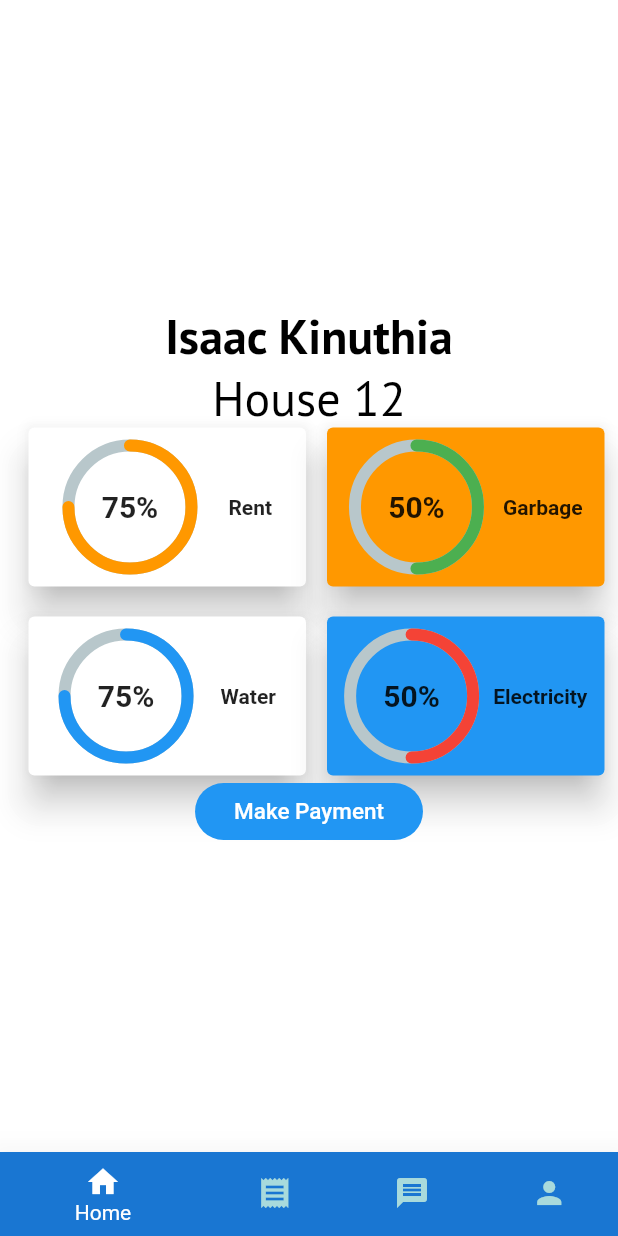
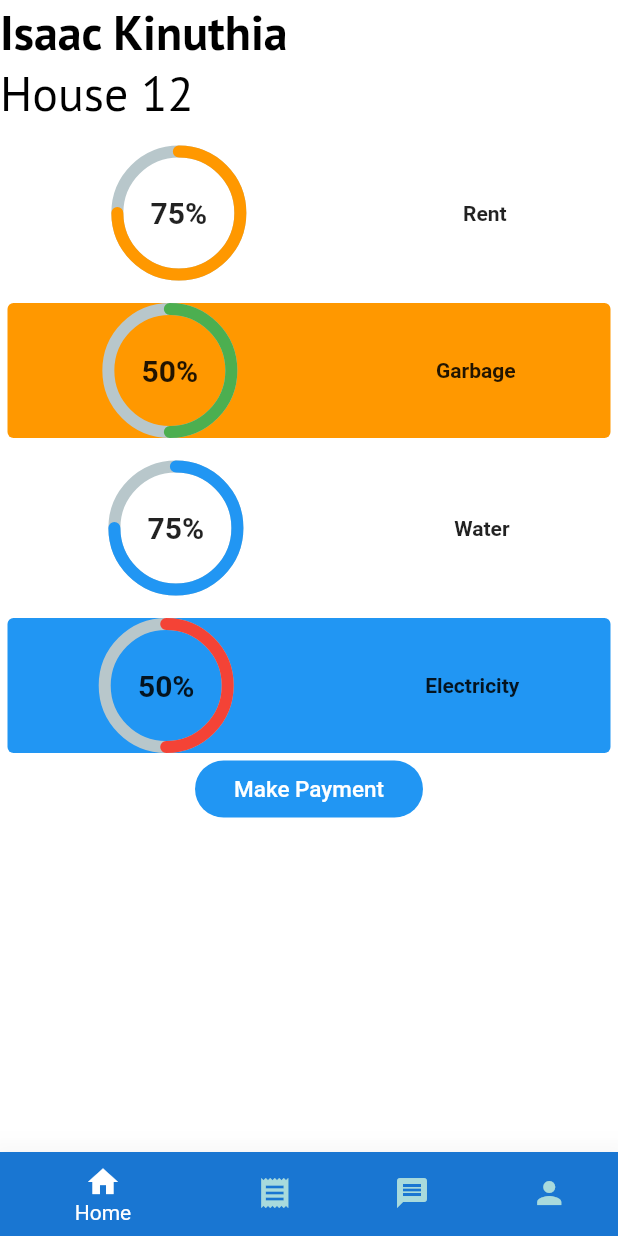
Before and after one commit to georgebangeboss/triageapp, a Flutter app: the screen it shows after launch, on a phone screen of 412 x 824 dp. Run offline on Flutter 3.47's test engine with Material 2 defaults, Android fonts, the phone set to English and light mode, and no system bars; drawn by our look-alikes of percent_indicator; missing offline and left inert: mpesa_flutter_plugin.

Commit message:
Add make Transaction page and internet connectivity permissions

```diff
--- a/lib/main.dart
+++ b/lib/main.dart
@@ -4,8 +4,8 @@ import 'package:mpesa_flutter_plugin/mpesa_flutter_plugin.dart';
 import 'package:rental_ui/MpesaKeys.dart';
 import 'package:rental_ui/widgets/ChatItemWidget.dart';
 import 'package:rental_ui/widgets/InputWidget.dart';
-import 'package:rental_ui/widgets/ProgressSummary.dart';
 import 'package:percent_indicator/circular_percent_indicator.dart';
+import 'package:rental_ui/widgets/PaymentsTab.dart';
 import 'package:rental_ui/widgets/UserProfile.dart';
 
 void main() {
@@ -103,12 +103,8 @@ class _MyHomePageState extends State<MyHomePage> {
         ),
         bottomNavigationBar: BottomNavigationBar(
           selectedLabelStyle: TextStyle(color: Colors.black),
-          selectedIconTheme: IconThemeData(
-            color: Colors.white
-          ),
-          unselectedIconTheme: IconThemeData(
-            color: Color(0xffA8DADC)
-          ),
+          selectedIconTheme: IconThemeData(color: Colors.white),
+          unselectedIconTheme: IconThemeData(color: Color(0xffA8DADC)),
 
           items: [
             BottomNavigationBarItem(
@@ -118,9 +114,8 @@ class _MyHomePageState extends State<MyHomePage> {
             ),
             BottomNavigationBarItem(
                 icon: Icon(Icons.receipt),
-                label:'Reports',
-              backgroundColor: Colors.green
-                ),
+                label: 'Reports',
+                backgroundColor: Colors.green),
             BottomNavigationBarItem(
               icon: Icon(Icons.message),
               label: 'Feedback',
@@ -150,25 +145,7 @@ class HomePage extends StatelessWidget {
 
   @override
   Widget build(BuildContext context) {
-    return Column(
-        // Center is a layout widget. It takes a single child and positions it
-        // in the middle of the parent.
-        // Column is also a layout widget. It takes a list of children and
-        // arranges them vertically. By default, it sizes itself to fit its
-        // children horizontally, and tries to be as tall as its parent.
-        //
-        // Invoke "debug painting" (press "p" in the console, choose the
-        // "Toggle Debug Paint" action from the Flutter Inspector in Android
-        // Studio, or the "Toggle Debug Paint" command in Visual Studio Code)
-        // to see the wireframe for each widget.
-        //
-        // Column has various properties to control how it sizes itself and
-        // how it positions its children. Here we use mainAxisAlignment to
-        // center the children vertically; the main axis here is the vertical
-        // axis because Columns are vertical (the cross axis would be
-        // horizontal).
-      mainAxisAlignment: MainAxisAlignment.center,
-        children: <Widget>[
+    return ListView(children: [
       RichText(
         text: TextSpan(style: optionStyle, children: [
           TextSpan(
@@ -179,30 +156,39 @@ class HomePage extends StatelessWidget {
                   fontWeight: FontWeight.bold)),
         ]),
       ),
-          Text('House 12', style: optionStyle,),
-          Container(
-            margin: EdgeInsets.only(left: 10),
-            child: Row(
-              mainAxisSize: MainAxisSize.max,
-              mainAxisAlignment: MainAxisAlignment.spaceEvenly,
-              children: [
-                DashboardCard(title: 'Rent', paidAmount: 15000, balance: 5000, progressBarColor: Color(0xffFF9800),),
-                DashboardCard(title: 'Garbage', paidAmount: 500, balance: 500, progressBarColor: Color(0xff4caf50), cardColor: Colors.orange,),
-              ],
+      Text(
+        'House 12',
+        style: optionStyle,
       ),
+      DashboardCard(
+        title: 'Rent',
+        paidAmount: 15000,
+        balance: 5000,
+        progressBarColor: Color(0xffFF9800),
       ),
-          Container(
-            margin: EdgeInsets.only(left: 10, top: 20),
-            child: Row(
-              mainAxisSize: MainAxisSize.max,
-              verticalDirection: VerticalDirection.down,
-              mainAxisAlignment: MainAxisAlignment.spaceEvenly,
-              children: [
-                DashboardCard(title: 'Water', paidAmount: 15000, balance: 5000, progressBarColor: Color(0xff2196f3),cardColor: Colors.white,),
-                DashboardCard(title: 'Electricity', paidAmount: 500, balance: 500, progressBarColor: Colors.red, cardColor:  Color(0xff2196f3),),
-              ],
+      DashboardCard(
+        title: 'Garbage',
+        paidAmount: 500,
+        balance: 500,
+        progressBarColor: Color(0xff4caf50),
+        cardColor: Colors.orange,
       ),
+
+      DashboardCard(
+        title: 'Water',
+        paidAmount: 15000,
+        balance: 5000,
+        progressBarColor: Color(0xff2196f3),
+        cardColor: Colors.white,
       ),
+      DashboardCard(
+        title: 'Electricity',
+        paidAmount: 500,
+        balance: 500,
+        progressBarColor: Colors.red,
+        cardColor: Color(0xff2196f3),
+      ),
+
       //DashboardCard(title: 'Utilities', paidAmount: 500, balance: 500, progressBarColor: Colors.green,),
       //CardSummary(),
       //CardSummary(),
@@ -212,22 +198,22 @@ class HomePage extends StatelessWidget {
           color: Color(0xff2196f3),
           child: Padding(
             padding: const EdgeInsets.all(10.0),
-                child: Text('Make Payment', style: TextStyle(
-                  fontSize: 15,
-                  color: Colors.white
-                ),),
+            child: Text(
+              'Make Payment',
+              style: TextStyle(fontSize: 15, color: Colors.white),
             ),
-              shape: RoundedRectangleBorder(
-                borderRadius: BorderRadius.circular(20)
           ),
+          shape:
+              RoundedRectangleBorder(borderRadius: BorderRadius.circular(20)),
           onPressed: () {
             print('pressed');
-                makeMpesaPayment();
+            Navigator.push(context, MaterialPageRoute(builder: (_) {
+              return PaymentTab();
+            }));
           },
         ),
       )
-        ],
-      );
+    ]);
   }
 
   void makeMpesaPayment() {
@@ -237,26 +223,29 @@ class HomePage extends StatelessWidget {
     //set amount you are paying
     //calculate balance that is due from database records
     //live show the due rent as you input the amount
-    makeSTKPush('254769123105', 500.0, 'June Rent'); //dummy args passed
+    //Take user to Payments Page
+
+    makeSTKPush('254701447794', 500.0, 'June Rent'); //dummy args passed
   }
 }
 
-makeSTKPush(String  tenantPhone, double amount,String monthOfTheYear) async{
+void makeSTKPush(
+    String tenantPhone, double amount, String monthOfTheYear) async {
   dynamic transactionInitialisation;
   try {
-    transactionInitialisation =
-        await MpesaFlutterPlugin.initializeMpesaSTKPush(
+    transactionInitialisation = await MpesaFlutterPlugin.initializeMpesaSTKPush(
         businessShortCode: '174379',
         transactionType: TransactionType.CustomerPayBillOnline,
         amount: amount,
         partyA: tenantPhone,
         partyB: '174379',
         callBackURL: Uri(), //TODO handle backend and database
-        accountReference:monthOfTheYear,
+        accountReference: monthOfTheYear,
         phoneNumber: tenantPhone,
-        baseUri: Uri(scheme:'https' ,host: 'sandbox.safaricom.co.ke'),
+        baseUri: Uri(scheme: 'https', host: 'sandbox.safaricom.co.ke'),
         transactionDesc: 'mock stk push',
-        passKey:'bfb279f9aa9bdbcf158e97dd71a467cd2e0c893059b10f78e6b72ada1ed2c919');
+        passKey:
+            'bfb279f9aa9bdbcf158e97dd71a467cd2e0c893059b10f78e6b72ada1ed2c919');
 
     //TODO transactionInitialization is a HashMap What to do with it?
 
@@ -272,24 +261,26 @@ class DashboardCard extends StatelessWidget {
   final double paidAmount, balance;
   final Color progressBarColor;
   final Color cardColor;
-  const DashboardCard({
-    Key key, this.title, this.paidAmount, this.balance, this.progressBarColor, this.cardColor
-  }) : super(key: key);
+  const DashboardCard(
+      {Key key,
+      this.title,
+      this.paidAmount,
+      this.balance,
+      this.progressBarColor,
+      this.cardColor})
+      : super(key: key);
 
   @override
   Widget build(BuildContext context) {
-    double _progress = this.paidAmount/(this.balance+this.paidAmount);
+    double _progress = this.paidAmount / (this.balance + this.paidAmount);
     print(_progress);
     return Card(
-      elevation: 10,
+      elevation: 0,
       color: cardColor,
-      margin: EdgeInsets.symmetric(horizontal: 5),
-      child: Container(
-        width: 185,
-        padding: const EdgeInsets.all(8.0),
+      margin: EdgeInsets.only(left: 5, right: 5, top: 15),
       child: Row(
           mainAxisSize: MainAxisSize.max,
-            mainAxisAlignment: MainAxisAlignment.spaceEvenly,
+          mainAxisAlignment: MainAxisAlignment.spaceAround,
           crossAxisAlignment: CrossAxisAlignment.center,
           children: [
             CircularPercentIndicator(
@@ -298,17 +289,19 @@ class DashboardCard extends StatelessWidget {
               animation: true,
               percent: _progress,
               center: new Text(
-                  "${(_progress*100).toInt()}%",
-                  style: new TextStyle(
-                      fontWeight: FontWeight.bold, fontSize: 20.0),
+                "${(_progress * 100).toInt()}%",
+                style:
+                    new TextStyle(fontWeight: FontWeight.bold, fontSize: 20.0),
               ),
               circularStrokeCap: CircularStrokeCap.round,
               progressColor: this.progressBarColor,
             ),
-              Container(margin: EdgeInsets.only(left: 6),child: Text(title,style: TextStyle(
-                fontWeight: FontWeight.bold,
-                fontSize: 14
-              ),))
+            Container(
+                margin: EdgeInsets.only(left: 6),
+                child: Text(
+                  title,
+                  style: TextStyle(fontWeight: FontWeight.bold, fontSize: 14),
+                ))
             // SizedBox(
             //   height: 100,
             //   child: Column(
@@ -328,9 +321,7 @@ class DashboardCard extends StatelessWidget {
             //     ],
             //   ),
             // ),
-
           ]),
-      ),
     );
   }
 }
--- a/pubspec.yaml
+++ b/pubspec.yaml
@@ -28,7 +28,7 @@ dependencies:
   # The following adds the Cupertino Icons font to your application.
   # Use with the CupertinoIcons class for iOS style icons.
   cupertino_icons: ^0.1.3
-  http: ^0.12.0+4
+  http: ^0.12.2
   percent_indicator: "^2.1.7+2"
   intl: ^0.16.1
   mpesa_flutter_plugin: ^1.0.0
```
Also changed, not shown: 1 other file. Lines whose indentation alone changed are shown as unchanged.
